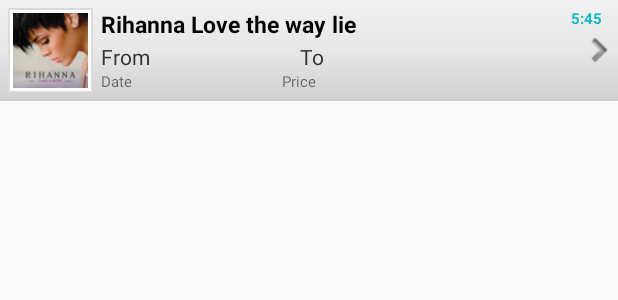
After one commit to vbakayov/HCIMutualTravel, an Android app: the layout list_row.xml on its own in the app's theme, with its tools: preview values and no code run, on a phone screen of 412 x 824 dp. The commit adds this screen. Shown: the top 300 px of the screen. Run offline under Robolectric (Android 15) with nearby library versions, the phone set to English and light mode, and no system bars.

Commit message:
imp, of the main list of Trips with nice pull down refresh , and activity animation

```diff
--- a/app/build.gradle
+++ b/app/build.gradle
@@ -25,4 +25,6 @@ dependencies {
     compile 'com.android.support:support-v4:21.0.3'
     compile 'com.wrapp.floatlabelededittext:library:0.0.6'
     compile 'com.github.traex.expandablelayout:library:1.2.2'
+    compile 'com.github.ppamorim:dragger:1.1'
+    compile 'com.baoyz.pullrefreshlayout:library:1.2.0'
 }
--- a/app/src/main/AndroidManifest.xml
+++ b/app/src/main/AndroidManifest.xml
@@ -18,6 +18,10 @@
                 <category android:name="android.intent.category.LAUNCHER" />
             </intent-filter>
         </activity>
+
+        <activity
+            android:name="samples.exoguru.materialtabss.ListActivity"
+            android:theme="@style/AppTheme"/>
     </application>
 
 </manifest>
--- /dev/null
+++ b/app/src/main/res/drawable/gradient_bg.xml
@@ -0,0 +1,9 @@
+<?xml version="1.0" encoding="utf-8"?>
+<shape xmlns:android="http://schemas.android.com/apk/res/android"
+    android:shape="rectangle">
+    <gradient
+        android:startColor="#f1f1f2"
+        android:centerColor="#e7e7e8"
+        android:endColor="#cfcfcf"
+        android:angle="270" />
+</shape>
--- /dev/null
+++ b/app/src/main/res/drawable/gradient_bg_hover.xml
@@ -0,0 +1,9 @@
+<?xml version="1.0" encoding="utf-8"?>
+<shape xmlns:android="http://schemas.android.com/apk/res/android"
+    android:shape="rectangle">
+    <gradient
+        android:startColor="#18d7e5"
+        android:centerColor="#16cedb"
+        android:endColor="#09adb9"
+        android:angle="270" />
+</shape>
--- /dev/null
+++ b/app/src/main/res/drawable/image_bg.xml
@@ -0,0 +1,10 @@
+<?xml version="1.0" encoding="utf-8"?>
+<layer-list xmlns:android="http://schemas.android.com/apk/res/android" >
+    <item>
+        <shape
+            android:shape="rectangle">
+            <stroke android:width="1dp" android:color="#dbdbdc" />
+            <solid android:color="#FFFFFF" />
+        </shape>
+    </item>
+</layer-list>
--- /dev/null
+++ b/app/src/main/res/drawable/list_selector.xml
@@ -0,0 +1,14 @@
+<?xml version="1.0" encoding="utf-8"?>
+<selector xmlns:android="http://schemas.android.com/apk/res/android">
+    <item
+        android:state_selected="false"
+        android:state_pressed="false"
+        android:drawable="@drawable/gradient_bg" />
+
+    <item android:state_pressed="true"
+        android:drawable="@drawable/gradient_bg_hover" />
+
+    <item android:state_selected="true"
+        android:state_pressed="false"
+        android:drawable="@drawable/gradient_bg_hover" />
+</selector>
--- /dev/null
+++ b/app/src/main/res/layout/list_row.xml
@@ -0,0 +1,108 @@
+<?xml version="1.0" encoding="utf-8"?>
+<RelativeLayout xmlns:android="http://schemas.android.com/apk/res/android"
+    android:layout_width="fill_parent"
+    android:layout_height="wrap_content"
+    android:background="@drawable/list_selector"
+    android:orientation="horizontal"
+    android:padding="5dip" >
+
+    <!--  ListRow Left sied Thumbnail image -->
+    <LinearLayout android:id="@+id/thumbnail"
+        android:layout_width="wrap_content"
+        android:layout_height="wrap_content"
+        android:padding="3dip"
+        android:layout_alignParentLeft="true"
+        android:background="@drawable/image_bg"
+        android:layout_marginRight="5dip">
+
+        <ImageView
+            android:id="@+id/list_image"
+            android:layout_width="50dip"
+            android:layout_height="50dip"
+            android:src="@drawable/rihanna"/>
+
+    </LinearLayout>
+
+    <!-- Title Of Song-->
+    <TextView
+        android:id="@+id/title"
+        android:layout_width="wrap_content"
+        android:layout_height="wrap_content"
+        android:layout_alignTop="@+id/thumbnail"
+        android:layout_toRightOf="@+id/thumbnail"
+        android:text="Rihanna Love the way lie"
+        android:textColor="#040404"
+        android:typeface="sans"
+        android:textSize="15dip"
+        android:textStyle="bold"/>
+
+    <!-- From -->
+    <TextView
+        android:id="@+id/fromList"
+        android:layout_width="wrap_content"
+        android:layout_height="wrap_content"
+        android:layout_below="@id/title"
+        android:textColor="#343434"
+        android:textAppearance="?android:attr/textAppearanceSmall"
+        android:layout_marginTop="1dip"
+        android:layout_toRightOf="@+id/thumbnail"
+        android:text="From" />
+
+    <!-- TO -->
+    <TextView
+        android:id="@+id/toList"
+        android:layout_width="wrap_content"
+        android:layout_height="wrap_content"
+        android:textColor="#343434"
+        android:textAppearance="?android:attr/textAppearanceSmall"
+        android:text="To"
+        android:layout_marginLeft="100dp"
+        android:layout_marginStart="100dp"
+        android:layout_alignTop="@+id/fromList"
+        android:layout_toRightOf="@+id/fromList"
+        android:layout_toEndOf="@+id/fromList" />
+
+    <!-- Rightend Duration -->
+    <TextView
+        android:id="@+id/duration"
+        android:layout_width="wrap_content"
+        android:layout_height="wrap_content"
+        android:layout_alignParentRight="true"
+        android:layout_alignTop="@id/title"
+        android:gravity="right"
+        android:text="5:45"
+        android:layout_marginRight="5dip"
+        android:textSize="10dip"
+        android:textColor="#10bcc9"
+        android:textStyle="bold"/>
+
+    <!-- Rightend Arrow -->
+    <ImageView android:layout_width="wrap_content"
+        android:layout_height="wrap_content"
+        android:src="@drawable/arrow"
+        android:layout_alignParentRight="true"
+        android:layout_centerVertical="true"/>
+
+    <TextView
+        android:id="@+id/dateList"
+        android:layout_width="wrap_content"
+        android:layout_height="wrap_content"
+        android:textSize="10dp"
+        android:text="Date"
+        android:layout_below="@+id/fromList"
+        android:layout_toRightOf="@+id/thumbnail"
+        android:layout_toEndOf="@+id/thumbnail" />
+
+    <TextView
+        android:id="@+id/priceList"
+        android:layout_width="wrap_content"
+        android:layout_height="wrap_content"
+        android:textSize="10dp"
+        android:text="Price"
+        android:layout_alignBottom="@+id/dateList"
+        android:layout_toRightOf="@+id/dateList"
+        android:layout_toEndOf="@+id/fromList"
+        android:layout_marginLeft="100dp"
+        android:layout_marginStart="100dp" />
+
+</RelativeLayout>
--- a/app/src/main/res/layout/tab_2.xml
+++ b/app/src/main/res/layout/tab_2.xml
@@ -146,7 +146,7 @@
 
 
     <Button
-        android:id="@+id/button1"
+        android:id="@+id/buttonSearch"
         android:text="Search"
         android:textColor="#FFFFFFFF"
         android:textSize="15dp"
--- a/build.gradle
+++ b/build.gradle
@@ -15,5 +15,8 @@ buildscript {
 allprojects {
     repositories {
         jcenter()
+        maven {
+            url "https://jitpack.io"
+        }
     }
 }
```
Also changed, not shown: app/src/main/java/samples/exoguru/materialtabss/ListActivity.java (added, +182 -0 lines), app/src/main/java/samples/exoguru/materialtabss/Tab2.java (+9 -0 lines), app/src/main/java/samples/exoguru/materialtabss/Trip.java (added, +85 -0 lines), app/src/main/res/anim/anim_slide_in_left.xml (added, +8 -0 lines), app/src/main/res/anim/anim_slide_in_right.xml (added, +8 -0 lines), app/src/main/res/anim/anim_slide_out_left.xml (added, +8 -0 lines), app/src/main/res/anim/anim_slide_out_right.xml (added, +8 -0 lines), app/src/main/res/layout/activity_list.xml (added, +21 -0 lines), app/src/main/res/values/styles.xml (+9 -0 lines), app/src/main/res/drawable/arrow.png (added), app/src/main/res/drawable/rihanna.png (added), 1 other file.
